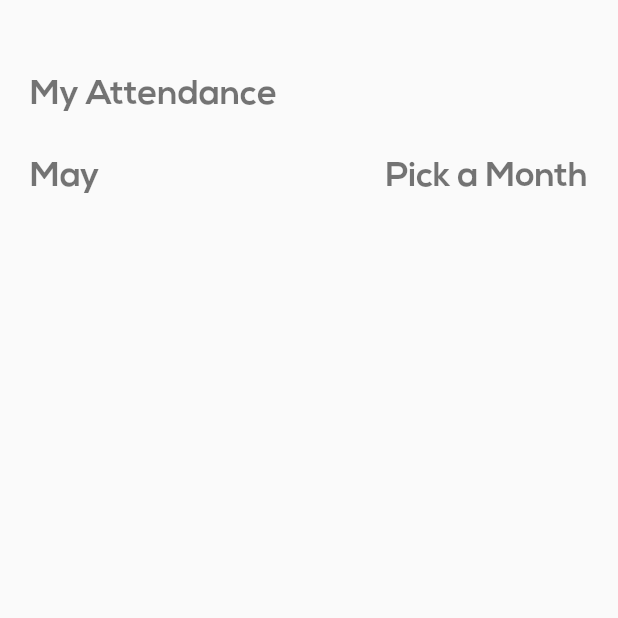
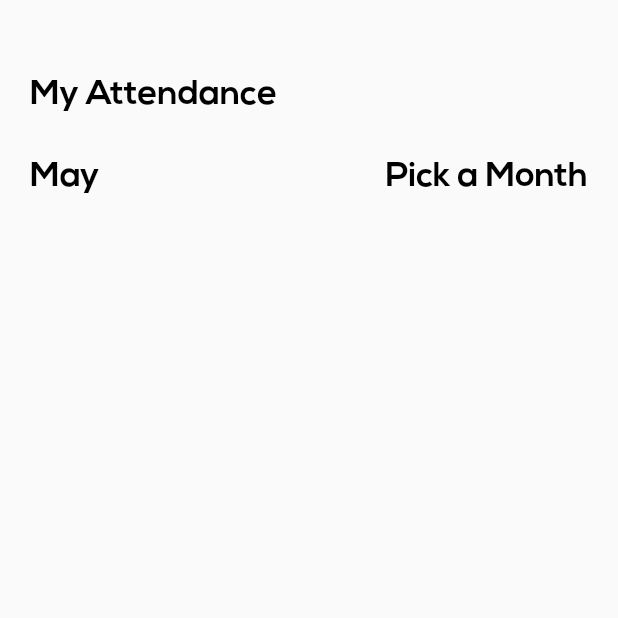
Before and after one commit to omkarwani7/attendance-flutter-app, a Flutter app: the CalendarScreen screen opened directly, on a phone screen of 412 x 824 dp, the top half of it. Run offline on Flutter 3.47's test engine with Material 2 defaults, Android fonts, the light colour scheme and no system bars; our stand-ins replace cloud_firestore, firebase_core, flutter_keyboard_visibility, font_awesome_flutter, geocoding, location and 3 more; missing offline and left inert: month_year_picker; accounts and stored records are empty.

Commit message:
New Commit

```diff
--- a/lib/calendarscreen.dart
+++ b/lib/calendarscreen.dart
@@ -37,7 +37,7 @@ class _CalendarScreenState extends State<CalendarScreen> {
               child: Text(
                 "My Attendance",
                 style: TextStyle(
-                  color: Colors.black54,
+                  color: Colors.black,
                   fontFamily: "NexaBold",
                   fontSize: screenWidth / 18,
                 ),
@@ -52,7 +52,7 @@ class _CalendarScreenState extends State<CalendarScreen> {
                     //DateFormat('MMMM').format(DateTime.now()),
                     _month,
                     style: TextStyle(
-                      color: Colors.black54,
+                      color: Colors.black,
                       fontFamily: "NexaBold",
                       fontSize: screenWidth / 18,
                     ),
@@ -106,7 +106,7 @@ class _CalendarScreenState extends State<CalendarScreen> {
                     child: Text(
                       "Pick a Month",
                       style: TextStyle(
-                        color: Colors.black54,
+                        color: Colors.black,
                         fontFamily: "NexaBold",
                         fontSize: screenWidth / 18,
                       ),
```
